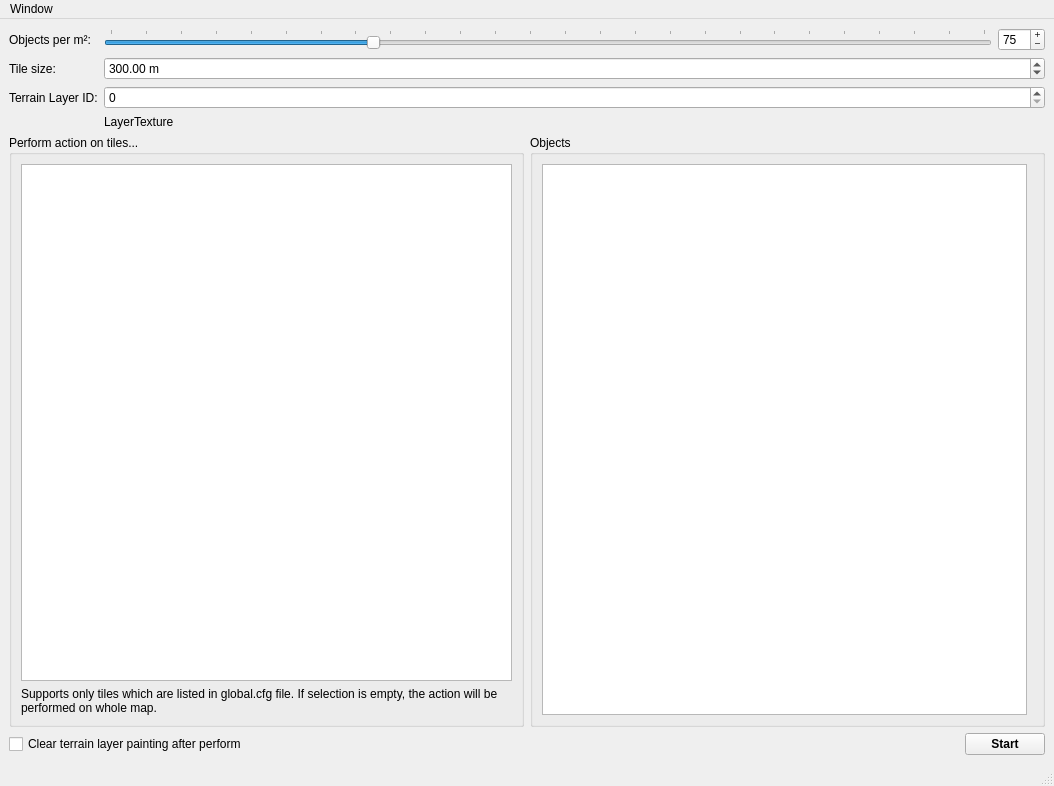
Qt form OTModules/wMaps/wPlaceObjects/wplaceobjects.ui (pietr26/OMSI-Tools) before a commit.
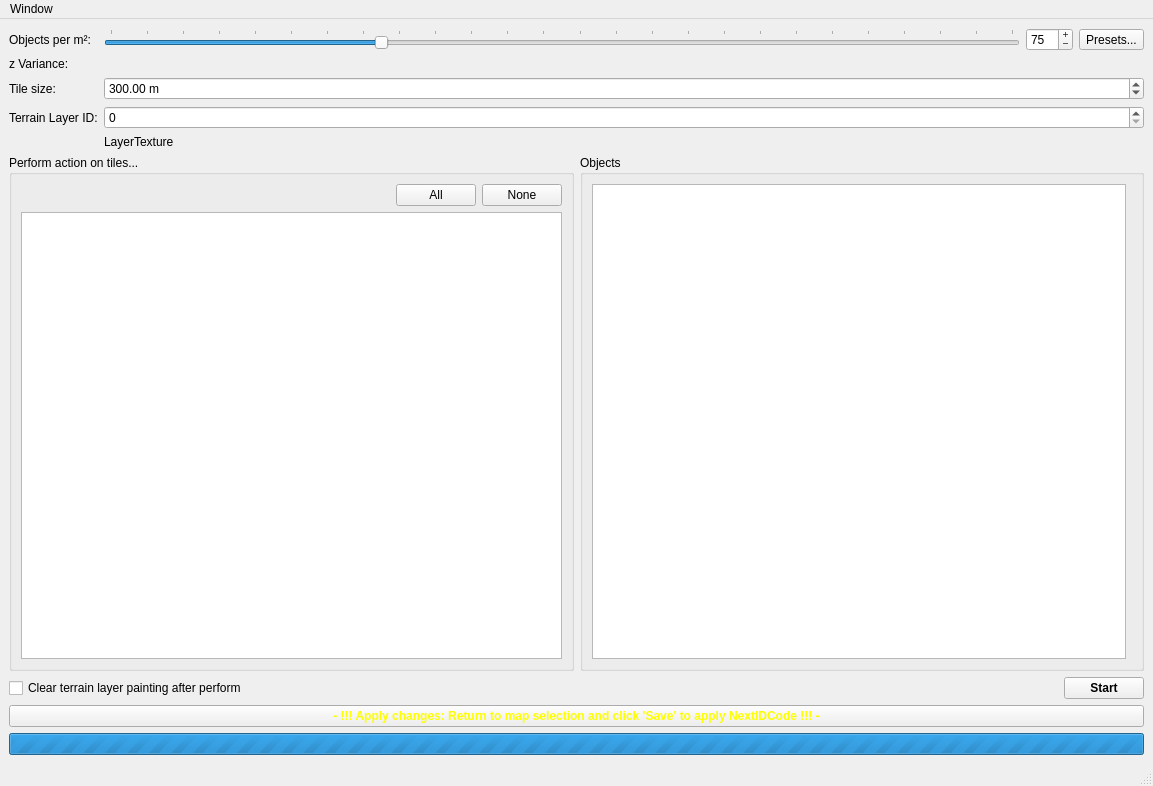
The same form after that commit. Icons and pictures are not drawn. Custom widgets are drawn as their Qt base class.

Commit message: Finalized alpha version of objectPlacer

```diff
--- a/OTModules/wMaps/wPlaceObjects/wplaceobjects.ui
+++ b/OTModules/wMaps/wPlaceObjects/wplaceobjects.ui
@@ -6,7 +6,7 @@
    <rect>
     <x>0</x>
     <y>0</y>
-    <width>1054</width>
+    <width>1153</width>
     <height>786</height>
    </rect>
   </property>
@@ -97,16 +97,23 @@
           </property>
          </widget>
         </item>
+        <item>
+         <widget class="QToolButton" name="tbnObjectPresets">
+          <property name="text">
+           <string>Presets...</string>
+          </property>
+         </widget>
+        </item>
        </layout>
       </item>
-      <item row="2" column="0">
+      <item row="3" column="0">
        <widget class="QLabel" name="lblTerrainLayerID">
         <property name="text">
          <string>Terrain Layer ID:</string>
         </property>
        </widget>
       </item>
-      <item row="2" column="1">
+      <item row="3" column="1">
        <layout class="QVBoxLayout" name="verticalLayout">
         <item>
          <widget class="QSpinBox" name="sbxTerrainLayerID">
@@ -141,14 +148,14 @@
         </item>
        </layout>
       </item>
-      <item row="1" column="0">
+      <item row="2" column="0">
        <widget class="QLabel" name="lblTileSize">
         <property name="text">
          <string>Tile size:</string>
         </property>
        </widget>
       </item>
-      <item row="1" column="1">
+      <item row="2" column="1">
        <widget class="QDoubleSpinBox" name="dsbxTileSize">
         <property name="suffix">
          <string notr="true"> m</string>
@@ -164,6 +171,35 @@
         </property>
        </widget>
       </item>
+      <item row="1" column="0">
+       <widget class="QLabel" name="lblZVariance">
+        <property name="text">
+         <string>z Variance:</string>
+        </property>
+       </widget>
+      </item>
+      <item row="1" column="1">
+       <widget class="input2DCoordinates" name="cuwZVariance" native="true">
+        <property name="suffix" stdset="0">
+         <string notr="true"> m</string>
+        </property>
+        <property name="decimals" stdset="0">
+         <number>2</number>
+        </property>
+        <property name="min" stdset="0">
+         <double>-1000.000000000000000</double>
+        </property>
+        <property name="max" stdset="0">
+         <double>1000.000000000000000</double>
+        </property>
+        <property name="name1" stdset="0">
+         <string notr="true">Min =</string>
+        </property>
+        <property name="name2" stdset="0">
+         <string notr="true">Max =</string>
+        </property>
+       </widget>
+      </item>
      </layout>
     </item>
     <item>
@@ -174,6 +210,37 @@
          <string>Perform action on tiles...</string>
         </property>
         <layout class="QVBoxLayout" name="verticalLayout_3">
+         <item>
+          <layout class="QHBoxLayout" name="horizontalLayout_6">
+           <item>
+            <spacer name="horizontalSpacer_2">
+             <property name="orientation">
+              <enum>Qt::Horizontal</enum>
+             </property>
+             <property name="sizeHint" stdset="0">
+              <size>
+               <width>40</width>
+               <height>20</height>
+              </size>
+             </property>
+            </spacer>
+           </item>
+           <item>
+            <widget class="QPushButton" name="btnTilesAll">
+             <property name="text">
+              <string>All</string>
+             </property>
+            </widget>
+           </item>
+           <item>
+            <widget class="QPushButton" name="btnTilesNone">
+             <property name="text">
+              <string>None</string>
+             </property>
+            </widget>
+           </item>
+          </layout>
+         </item>
          <item>
           <widget class="QListWidget" name="lwgTiles">
            <property name="editTriggers">
@@ -181,16 +248,6 @@
            </property>
           </widget>
          </item>
-         <item>
-          <widget class="QLabel" name="lblTileInfo">
-           <property name="text">
-            <string>Supports only tiles which are listed in global.cfg file. If selection is empty, the action will be performed on whole map.</string>
-           </property>
-           <property name="wordWrap">
-            <bool>true</bool>
-           </property>
-          </widget>
-         </item>
         </layout>
        </widget>
       </item>
@@ -255,6 +312,31 @@
       </item>
      </layout>
     </item>
+    <item>
+     <widget class="QPushButton" name="btnSave">
+      <property name="font">
+       <font>
+        <bold>true</bold>
+       </font>
+      </property>
+      <property name="styleSheet">
+       <string notr="true">color: qlineargradient(x1:0, y1:0, x2:1, y2:0, stop:0 yellow, stop: 0.4 red, stop:1 yellow)</string>
+      </property>
+      <property name="text">
+       <string>- !!! Apply changes: Return to map selection and click 'Save' to apply NextIDCode !!! -</string>
+      </property>
+     </widget>
+    </item>
+    <item>
+     <widget class="QProgressBar" name="pgbProgress">
+      <property name="maximum">
+       <number>0</number>
+      </property>
+      <property name="value">
+       <number>0</number>
+      </property>
+     </widget>
+    </item>
    </layout>
   </widget>
   <widget class="QMenuBar" name="menubar">
@@ -262,7 +344,7 @@
     <rect>
      <x>0</x>
      <y>0</y>
-     <width>1054</width>
+     <width>1153</width>
      <height>25</height>
     </rect>
    </property>
@@ -300,6 +382,16 @@
     <signal>removeClicked()</signal>
    </slots>
   </customwidget>
+  <customwidget>
+   <class>input2DCoordinates</class>
+   <extends>QWidget</extends>
+   <header>OTWidgets/input2dcoordinates.h</header>
+   <container>1</container>
+   <slots>
+    <signal>name1Changed(float)</signal>
+    <signal>name2Changed(float)</signal>
+   </slots>
+  </customwidget>
  </customwidgets>
  <resources>
   <include location="../../../ressources.qrc"/>
```
Left out of the diff: 8 changed lines with no effect on the pictures. The commit also changes 2 other files.
